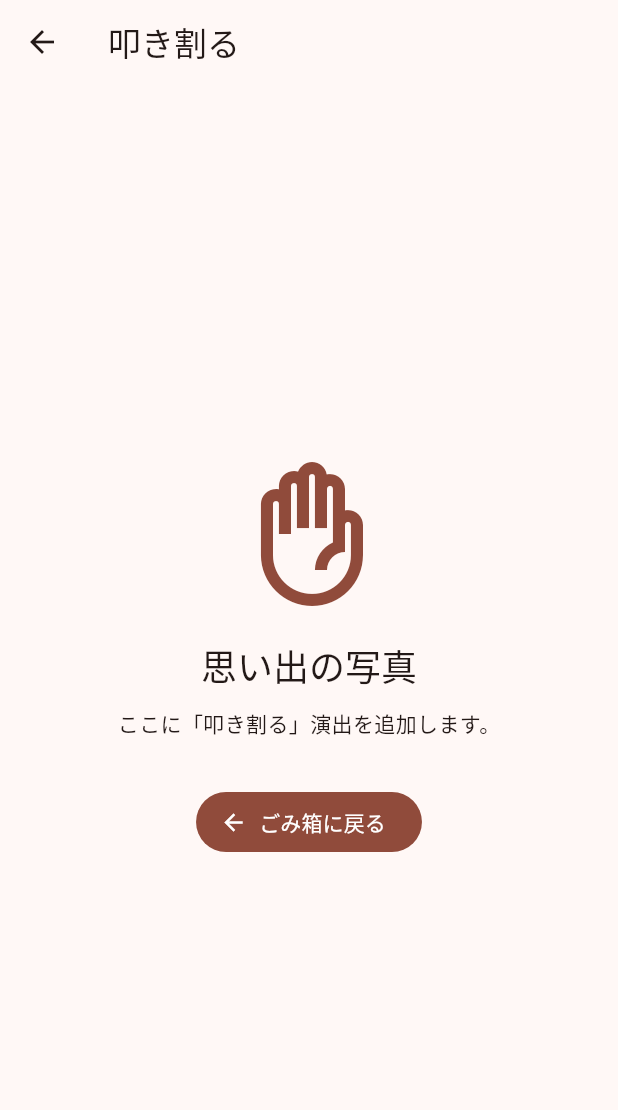
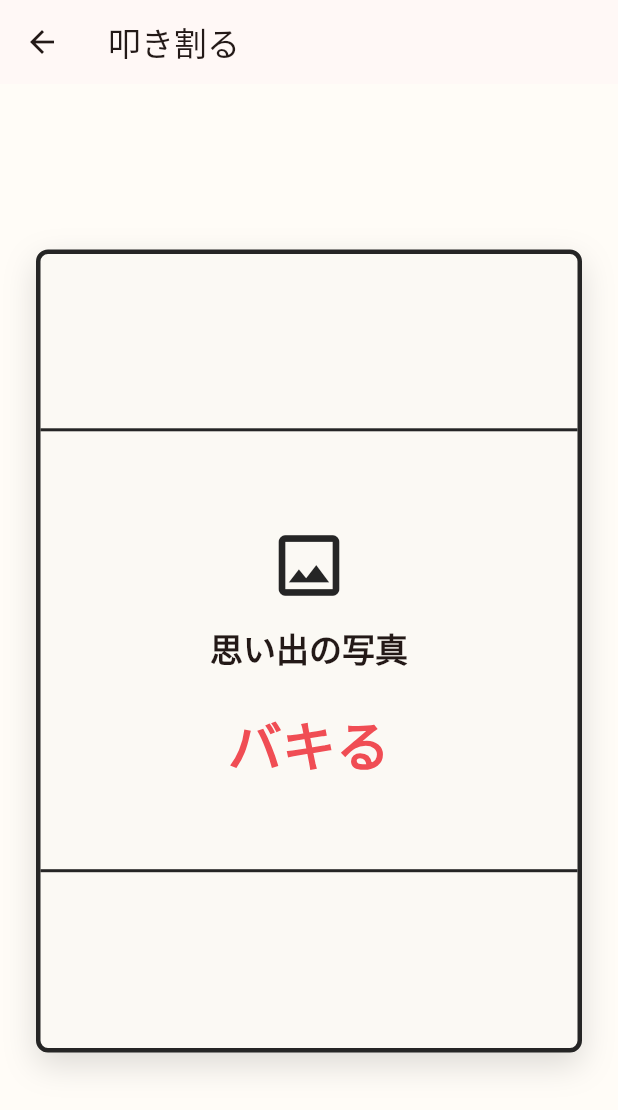
Before and after one commit to wisteriale/bakiru, a Flutter app: the screen it shows after launch, after a tap on "思い出の写真", on a phone screen of 412 x 824 dp. Shown: the top 1110 px of the screen. Run offline on Flutter 3.47's test engine with Material 3 defaults, Android fonts, the phone set to English and light mode, and no system bars; our stand-ins replace drift, flutter_riverpod; accounts and stored records are empty; generated files the repository leaves out were written again.

Commit message:
バキる演出の作成

```diff
--- a/lib/features/destroy/ui/shatter/shatter_page.dart
+++ b/lib/features/destroy/ui/shatter/shatter_page.dart
@@ -1,10 +1,11 @@
+import 'dart:math' as math;
+
 import 'package:bakiru/core/model/trash_item.dart';
 import 'package:flutter/material.dart';
+import 'package:flutter/services.dart';
 
-/// 選んだ項目を叩き割る演出を表示する仮画面。
-///
-/// 次の段階で、この中央部分をRiveの演出へ置き換える。
-class ShatterPage extends StatelessWidget {
+/// 画面をひび割れさせる、叩き割る演出の画面。
+class ShatterPage extends StatefulWidget {
   /// [ShatterPage] を作る。
   const ShatterPage({required this.item, super.key});
 
@@ -12,38 +13,227 @@ class ShatterPage extends StatelessWidget {
   final TrashItem item;
 
   @override
+  State<ShatterPage> createState() => _ShatterPageState();
+}
+
+class _ShatterPageState extends State<ShatterPage>
+    with SingleTickerProviderStateMixin {
+  late final AnimationController _animation;
+  bool _isBroken = false;
+
+  @override
+  void initState() {
+    super.initState();
+    _animation = AnimationController(
+      vsync: this,
+      duration: const Duration(milliseconds: 650),
+    );
+  }
+
+  @override
+  void dispose() {
+    _animation.dispose();
+    super.dispose();
+  }
+
+  Future<void> _breakScreen() async {
+    if (_isBroken) return;
+
+    await HapticFeedback.heavyImpact();
+    await _animation.forward();
+    if (mounted) setState(() => _isBroken = true);
+  }
+
+  @override
   Widget build(BuildContext context) {
     return Scaffold(
+      backgroundColor: const Color(0xfffffcf7),
       appBar: AppBar(title: const Text('叩き割る')),
-      body: Padding(
-        padding: const EdgeInsets.all(24),
+      body: SafeArea(
+        top: false,
+        child: Padding(
+          padding: const EdgeInsets.fromLTRB(24, 16, 24, 28),
+          child: AnimatedBuilder(
+            animation: _animation,
+            builder: (context, child) {
+              final progress = _animation.value;
+              return Column(
+                children: [
+                  Expanded(
                     child: Center(
-          child: Column(
-            mainAxisAlignment: MainAxisAlignment.center,
-            children: [
-              Icon(
-                Icons.front_hand_outlined,
-                size: 96,
-                color: Theme.of(context).colorScheme.primary,
+                      child: Semantics(
+                        button: true,
+                        label: '画面を叩き割る',
+                        child: GestureDetector(
+                          onTap: _isBroken ? null : _breakScreen,
+                          child: _GlassScreen(
+                            item: widget.item,
+                            crackProgress: progress,
+                            isBroken: _isBroken,
                           ),
-              const SizedBox(height: 24),
-              Text(
-                item.title,
-                style: Theme.of(context).textTheme.headlineSmall,
-                textAlign: TextAlign.center,
                         ),
-              const SizedBox(height: 12),
-              const Text('ここに「叩き割る」演出を追加します。'),
-              const SizedBox(height: 32),
-              FilledButton.icon(
+                      ),
+                    ),
+                  ),
+                  if (_isBroken)
+                    Padding(
+                      padding: const EdgeInsets.only(bottom: 18),
+                      child: Text(
+                        'バーン',
+                        style: Theme.of(context).textTheme.headlineMedium?.copyWith(
+                              color: const Color(0xfff04d54),
+                              fontWeight: FontWeight.w900,
+                            ),
+                      ),
+                    ),
+                  if (_isBroken)
+                    OutlinedButton(
                       onPressed: () => Navigator.of(context).pop(),
-                icon: const Icon(Icons.arrow_back),
-                label: const Text('ごみ箱に戻る'),
+                      child: const Text('ごみ箱に戻る'),
                     ),
                 ],
+              );
+            },
           ),
         ),
       ),
     );
   }
+
 }
+
+class _GlassScreen extends StatelessWidget {
+  const _GlassScreen({
+    required this.item,
+    required this.crackProgress,
+    required this.isBroken,
+  });
+
+  final TrashItem item;
+  final double crackProgress;
+  final bool isBroken;
+
+  @override
+  Widget build(BuildContext context) {
+    return AspectRatio(
+      aspectRatio: .68,
+      child: Container(
+        clipBehavior: Clip.antiAlias,
+        decoration: BoxDecoration(
+          color: const Color(0xfffbf9f4),
+          border: Border.all(color: const Color(0xff252525), width: 3),
+          borderRadius: BorderRadius.circular(8),
+          boxShadow: const [
+            BoxShadow(color: Color(0x22000000), blurRadius: 18, offset: Offset(0, 8)),
+          ],
+        ),
+        child: Stack(
+          fit: StackFit.expand,
+          children: [
+            const _ScreenDividers(),
+            Center(
+              child: Column(
+                mainAxisSize: MainAxisSize.min,
+                children: [
+                  Icon(_iconFor(item.type), size: 54, color: const Color(0xff252525)),
+                  const SizedBox(height: 14),
+                  Padding(
+                    padding: const EdgeInsets.symmetric(horizontal: 28),
+                    child: Text(
+                      item.title,
+                      maxLines: 2,
+                      overflow: TextOverflow.ellipsis,
+                      style: Theme.of(context).textTheme.titleLarge?.copyWith(
+                            fontWeight: FontWeight.bold,
+                          ),
+                      textAlign: TextAlign.center,
+                    ),
+                  ),
+                  const SizedBox(height: 28),
+                  Text(
+                    isBroken ? 'バキッ!' : 'バキる',
+                    style: Theme.of(context).textTheme.displaySmall?.copyWith(
+                          color: const Color(0xfff04d54),
+                          fontWeight: FontWeight.w900,
+                        ),
+                  ),
+                ],
+              ),
+            ),
+            if (crackProgress > 0)
+              IgnorePointer(
+                child: CustomPaint(
+                  painter: _CrackPainter(progress: crackProgress),
+                ),
+              ),
+          ],
+        ),
+      ),
+    );
+  }
+
+  IconData _iconFor(TrashItemType type) => switch (type) {
+        TrashItemType.photo => Icons.photo_outlined,
+        TrashItemType.mail => Icons.mail_outline,
+        TrashItemType.text => Icons.link,
+      };
+}
+
+class _ScreenDividers extends StatelessWidget {
+  const _ScreenDividers();
+
+  @override
+  Widget build(BuildContext context) => const Column(
+        children: [
+          Spacer(flex: 2),
+          Divider(color: Color(0xff252525), height: 1, thickness: 2),
+          Spacer(flex: 5),
+          Divider(color: Color(0xff252525), height: 1, thickness: 2),
+          Spacer(flex: 2),
+        ],
+      );
+}
+
+class _CrackPainter extends CustomPainter {
+  const _CrackPainter({required this.progress});
+
+  final double progress;
+
+  @override
+  void paint(Canvas canvas, Size size) {
+    final center = Offset(size.width / 2, size.height * .53);
+    final paint = Paint()
+      ..color = const Color(0xff252525).withValues(alpha: progress)
+      ..strokeWidth = 2.5
+      ..style = PaintingStyle.stroke
+      ..strokeCap = StrokeCap.round;
+    final endpoints = [
+      Offset(.05, .16),
+      Offset(.92, .12),
+      Offset(.97, .43),
+      Offset(.84, .82),
+      Offset(.52, .97),
+      Offset(.12, .88),
+      Offset(.02, .56),
+      Offset(.29, .03),
+    ];
+
+    for (var index = 0; index < endpoints.length; index++) {
+      final end = Offset(endpoints[index].dx * size.width, endpoints[index].dy * size.height);
+      final bend = Offset.lerp(center, end, .45)! +
+          Offset(index.isEven ? 12 : -12, index.isEven ? -8 : 8);
+      final visibleEnd = Offset.lerp(center, end, progress)!;
+      final visibleBend = Offset.lerp(center, bend, progress)!;
+      final crack = Path()
+        ..moveTo(center.dx, center.dy)
+        ..lineTo(visibleBend.dx, visibleBend.dy)
+        ..lineTo(visibleEnd.dx, visibleEnd.dy);
+      canvas.drawPath(crack, paint);
+    }
+    canvas.drawCircle(center, 14 * progress, paint);
+  }
+
+  @override
+  bool shouldRepaint(covariant _CrackPainter oldDelegate) =>
+      oldDelegate.progress != progress;
+}
```
Also changed, not shown: pubspec.lock. Lines whose indentation alone changed are shown as unchanged.
